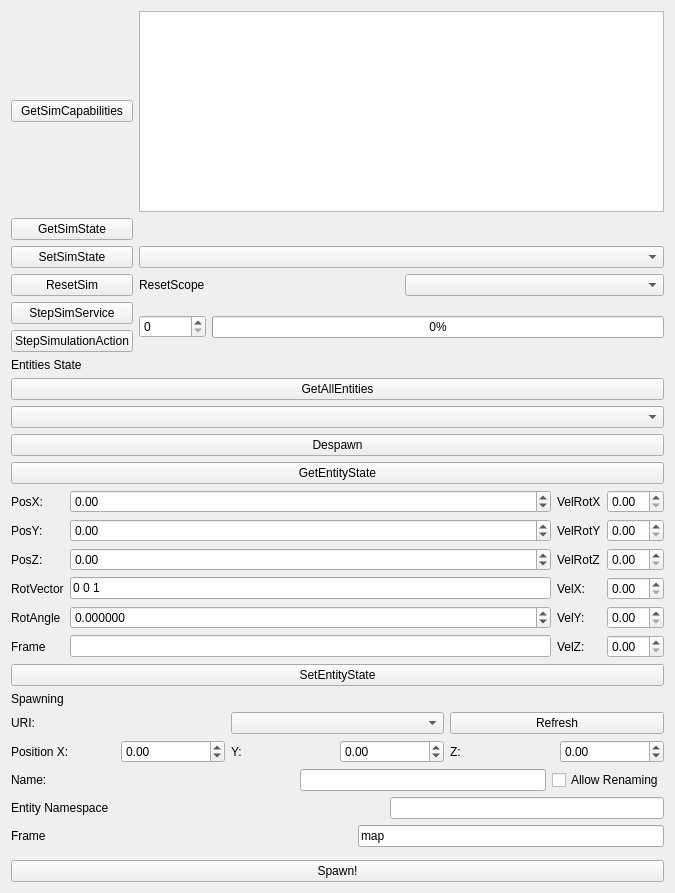
Above: src/sim_widget.ui from RobotecAI/q_simulation_interfaces before the change. Below: the same form after it.
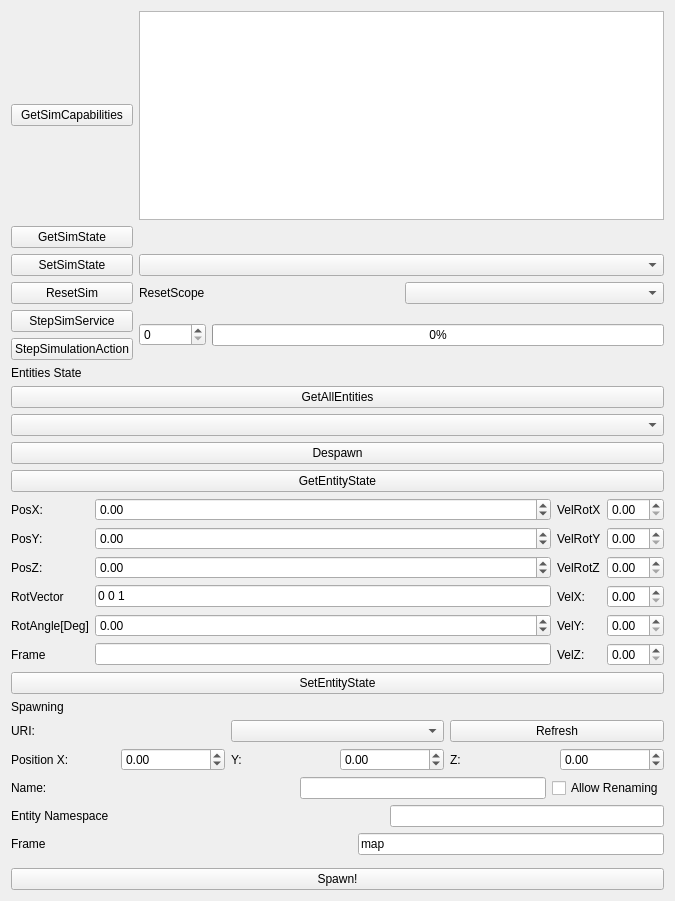
That is the form after the change.

What changed in the file:
```diff
--- a/src/sim_widget.ui
+++ b/src/sim_widget.ui
@@ -7,7 +7,7 @@
     <x>0</x>
     <y>0</y>
     <width>675</width>
-    <height>893</height>
+    <height>901</height>
    </rect>
   </property>
   <layout class="QVBoxLayout" name="verticalLayout_4">
@@ -243,10 +243,13 @@
          <item row="4" column="3">
           <widget class="QDoubleSpinBox" name="RotAngle">
            <property name="decimals">
-            <number>6</number>
+            <number>2</number>
            </property>
            <property name="minimum">
-            <double>-99.000000000000000</double>
+            <double>-360.000000000000000</double>
+           </property>
+           <property name="maximum">
+            <double>360.000000000000000</double>
            </property>
            <property name="singleStep">
             <double>0.001000000000000</double>
@@ -273,7 +276,7 @@
          <item row="4" column="1">
           <widget class="QLabel" name="label_15">
            <property name="text">
-            <string>RotAngle</string>
+            <string>RotAngle[Deg]</string>
            </property>
           </widget>
          </item>
```
